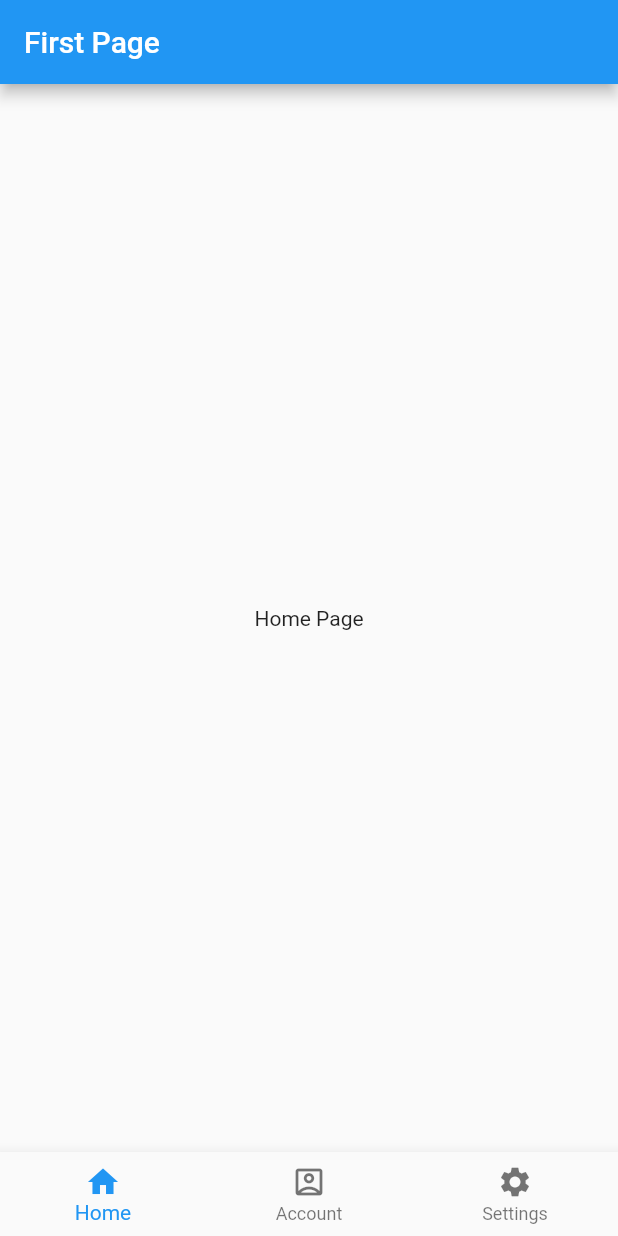
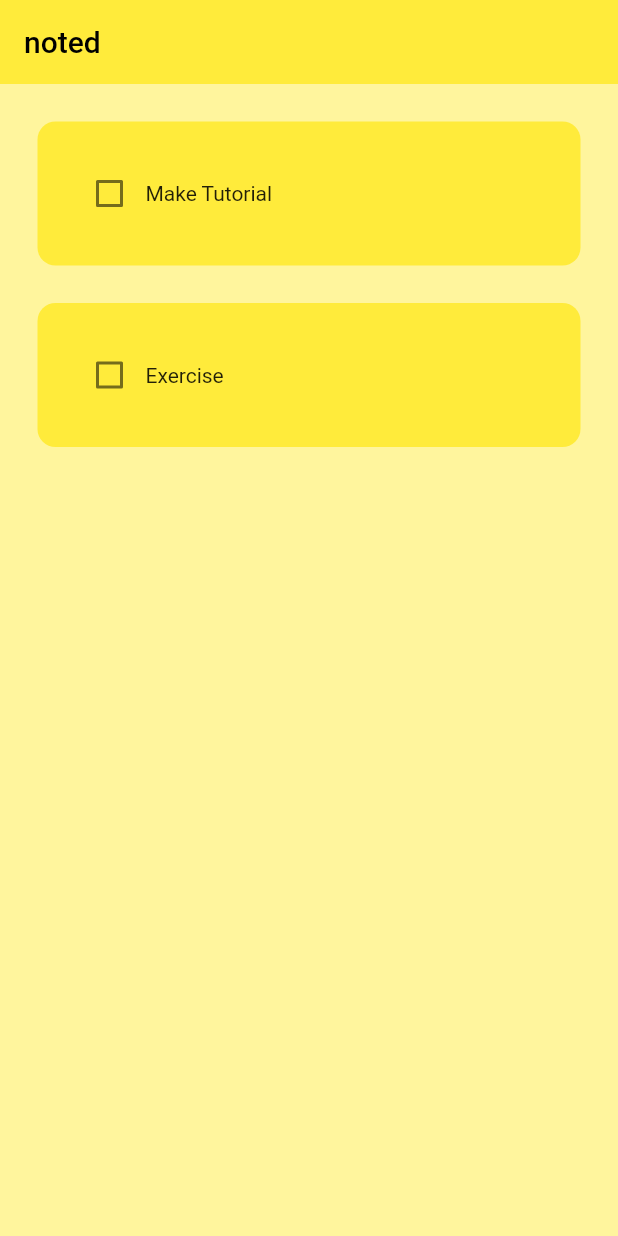
Before and after one commit to mwaidesu/notedflutter, a Flutter app: the screen it shows after launch, on a phone screen of 412 x 824 dp. Run offline on Flutter 3.47's test engine with Material 2 defaults, Android fonts, the phone set to English and light mode, and no system bars.

Commit message:
Add notes UI and strike through on checkbox change

```diff
--- a/lib/main.dart
+++ b/lib/main.dart
@@ -1,9 +1,5 @@
 import 'package:flutter/material.dart';
-import 'package:noted/pages/first_page.dart';
 import 'package:noted/pages/home_page.dart';
-import 'package:noted/pages/profile_page.dart';
-import 'package:noted/pages/settings_page.dart';
-
 void main() {
   runApp(const MyApp());
 }
@@ -13,14 +9,12 @@ class MyApp extends StatelessWidget {
 
   @override
   Widget build(BuildContext context) {
-    return MaterialApp(
-      debugShowCheckedModeBanner: false,
-      home: FirstPage(),
-      routes: {
-        '/homepage': (context) => HomePage(),
-        '/settingspage': (context) => SettingsPage(),
-        '/profilepage':(context) => ProfilePage(),
-      },
+    return SafeArea(
+      child: MaterialApp(
+        debugShowCheckedModeBanner: false,
+        home: HomePage(),
+        theme: ThemeData(primarySwatch: Colors.yellow),
+      ),
     );
   }
 }
--- a/lib/pages/home_page.dart
+++ b/lib/pages/home_page.dart
@@ -1,15 +1,45 @@
-// ignore_for_file: prefer_const_constructors
+// ignore_for_file: prefer_const_constructors, prefer_const_literals_to_create_immutables
 
 import 'package:flutter/material.dart';
+import 'package:noted/util/todo_tile.dart';
 
-class HomePage extends StatelessWidget {
+class HomePage extends StatefulWidget {
   const HomePage({super.key});
+
+  @override
+  State<HomePage> createState() => _HomePageState();
+}
+
+class _HomePageState extends State<HomePage> {
+  List toDoList = [
+    ["Make Tutorial", false],
+    ["Exercise", false],
+  ];
+
+  //checkbox tapped
+  void checkBoxChanged(bool? value, int index) {
+    setState(() {
+      toDoList[index][1] = !toDoList[index][1];
+    });
+  }
 
   @override
   Widget build(BuildContext context) {
     return Scaffold(
-      body: Center(
-        child: Text("Home Page")
+      backgroundColor: Colors.yellow[200],
+      appBar: AppBar(
+        title: Text("noted"),
+        elevation: 0,
+      ),
+      body: ListView.builder(
+        itemCount: toDoList.length,
+        itemBuilder: (context, index) {
+          return ToDoTile(
+            taskName: toDoList[index][0],
+            taskCompleted: toDoList[index][1],
+            onChanged: (value) => checkBoxChanged(value, index),
+          );
+        },
       ),
     );
   }
--- /dev/null
+++ b/lib/util/todo_tile.dart
@@ -0,0 +1,46 @@
+// ignore_for_file: prefer_const_constructors
+
+import 'package:flutter/material.dart';
+
+class ToDoTile extends StatelessWidget {
+  final String taskName;
+  final bool taskCompleted;
+  Function(bool?)? onChanged;
+
+  ToDoTile({
+    super.key,
+    required this.taskName,
+    required this.taskCompleted,
+    required this.onChanged,
+  });
+
+  @override
+  Widget build(BuildContext context) {
+    return Padding(
+      padding: const EdgeInsets.only(left:25.0,right:25.0,top:25.0 ),
+      child: Container(
+        padding: EdgeInsets.all(24),
+        decoration: BoxDecoration(
+            color: Colors.yellow, borderRadius: BorderRadius.circular(12)),
+        child: Row(
+          children: [
+            //checkbox
+            Checkbox(
+              value: taskCompleted,
+              onChanged: onChanged,
+              activeColor: Colors.black,
+              ),
+
+            //text
+            Text(
+              taskName,
+              style: TextStyle(
+                decoration: taskCompleted? TextDecoration.lineThrough : TextDecoration.none,
+              ),
+            ),
+          ],
+        ),
+      ),
+    );
+  }
+}
```
